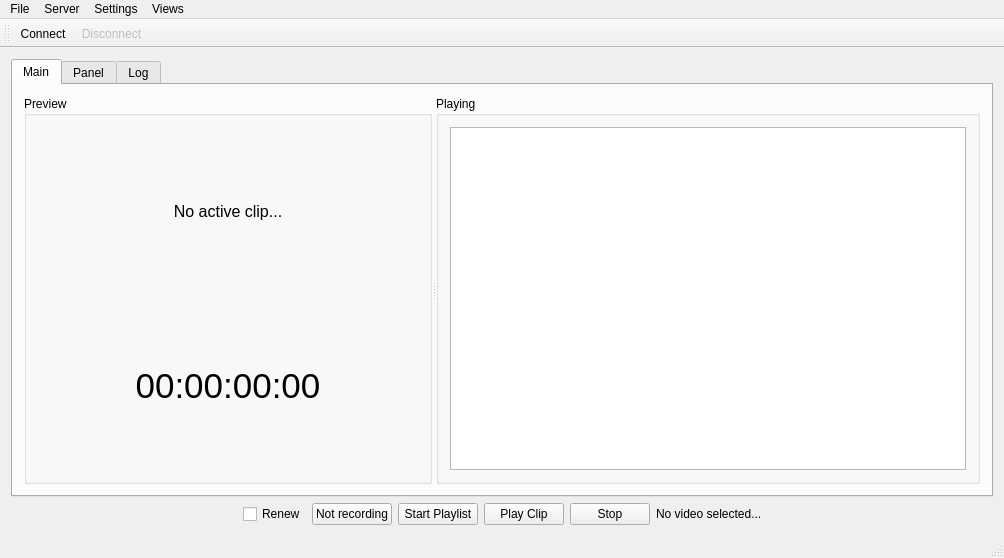
The window that CuteCaspar/MainWindow.ui (geertdaelemans/CuteCaspar) describes before a commit, drawn with Qt 5.
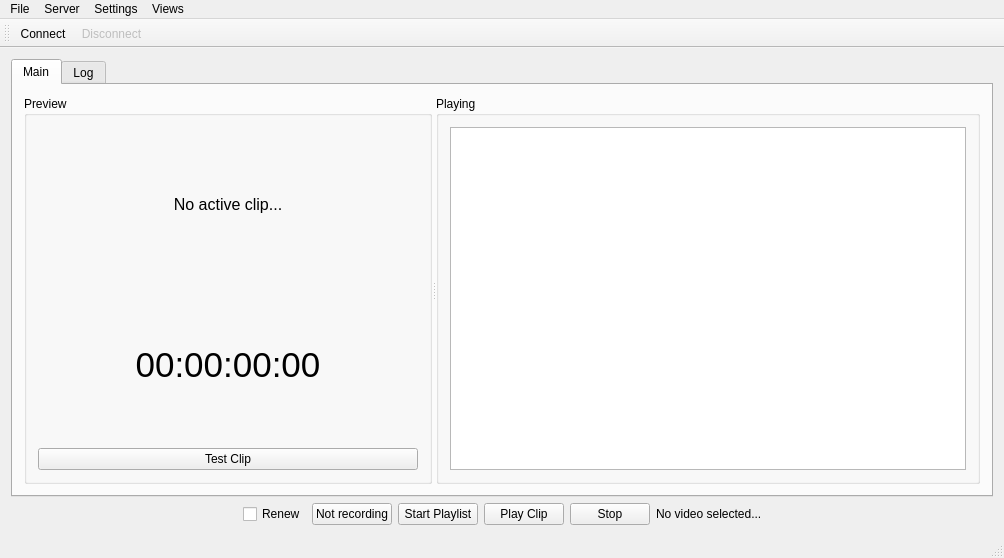
The same window after the commit. Icons and pictures are not drawn.

Commit message: Refactored MIDI panel and added RaspberryPI panel and functions.

Diff of the .ui file:
```diff
--- a/CuteCaspar/MainWindow.ui
+++ b/CuteCaspar/MainWindow.ui
@@ -88,6 +88,13 @@
               </property>
              </widget>
             </item>
+            <item>
+             <widget class="QPushButton" name="pushButton">
+              <property name="text">
+               <string>Test Clip</string>
+              </property>
+             </widget>
+            </item>
            </layout>
           </widget>
           <widget class="QGroupBox" name="boxPlaying">
@@ -120,16 +127,6 @@
         </item>
        </layout>
       </widget>
-      <widget class="QWidget" name="tabPanel">
-       <attribute name="title">
-        <string>Panel</string>
-       </attribute>
-       <layout class="QHBoxLayout" name="horizontalLayout_4">
-        <item>
-         <layout class="QGridLayout" name="theGrid"/>
-        </item>
-       </layout>
-      </widget>
       <widget class="QWidget" name="tabLog">
        <attribute name="title">
         <string>Log</string>
```
Left out of the diff: 6 changed lines with no effect on the pictures. The commit also changes 18 other files.
